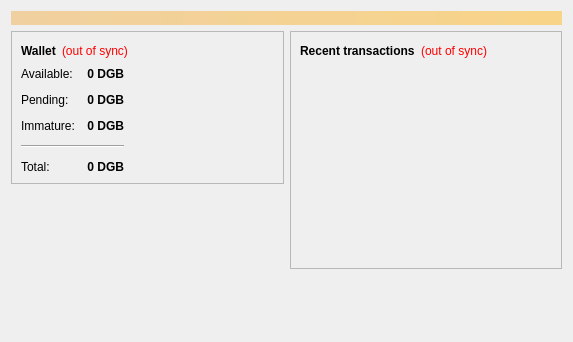
This is src/qt/forms/overviewpage.ui in digibyte/digibyte as Qt 5 draws it before an edit. The edited form follows.
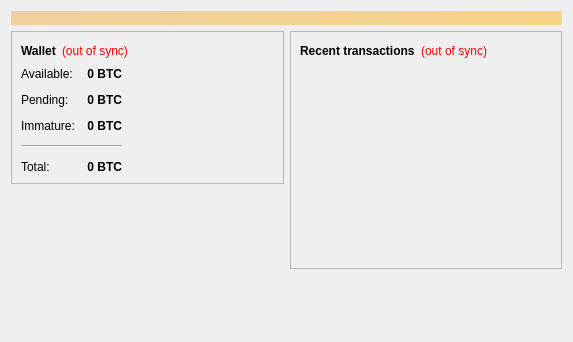
This is the edited form.

What changed in the file:
```diff
--- a/src/qt/forms/overviewpage.ui
+++ b/src/qt/forms/overviewpage.ui
@@ -124,7 +124,7 @@
                <string>Your current spendable balance</string>
               </property>
               <property name="text">
-               <string notr="true">0 DGB</string>
+               <string notr="true">0 BTC</string>
               </property>
               <property name="alignment">
                <set>Qt::AlignRight|Qt::AlignTrailing|Qt::AlignVCenter</set>
@@ -156,7 +156,7 @@
                <string>Total of transactions that have yet to be confirmed, and do not yet count toward the spendable balance</string>
               </property>
               <property name="text">
-               <string notr="true">0 DGB</string>
+               <string notr="true">0 BTC</string>
               </property>
               <property name="alignment">
                <set>Qt::AlignRight|Qt::AlignTrailing|Qt::AlignVCenter</set>
@@ -185,7 +185,7 @@
                <string>Mined balance that has not yet matured</string>
               </property>
               <property name="text">
-               <string notr="true">0 DGB</string>
+               <string notr="true">0 BTC</string>
               </property>
               <property name="alignment">
                <set>Qt::AlignRight|Qt::AlignTrailing|Qt::AlignVCenter</set>
@@ -217,7 +217,7 @@
                <string>Your current total balance</string>
               </property>
               <property name="text">
-               <string notr="true">0 DGB</string>
+               <string notr="true">0 BTC</string>
               </property>
               <property name="alignment">
                <set>Qt::AlignRight|Qt::AlignTrailing|Qt::AlignVCenter</set>
```
